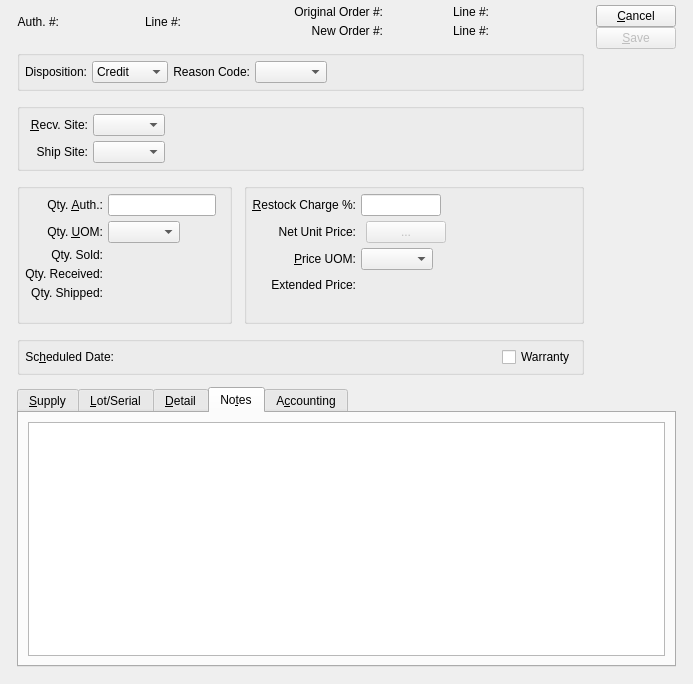
Qt form xtuple/trunk/guiclient/returnAuthorizationItem.ui (WooodHead/xtuple) before a commit.
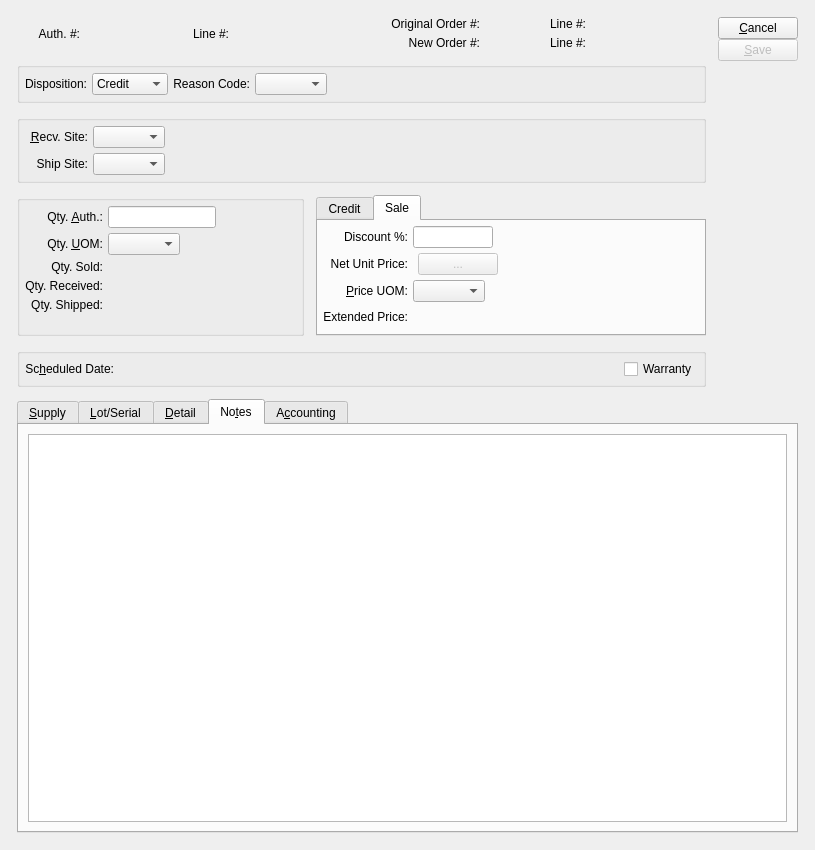
The same form after that commit. The open tabs and pages were chosen to show the change. Custom widgets are drawn as their Qt base class.

The edit to the form file:
```diff
--- a/xtuple/trunk/guiclient/returnAuthorizationItem.ui
+++ b/xtuple/trunk/guiclient/returnAuthorizationItem.ui
@@ -16,8 +16,8 @@
    <rect>
     <x>0</x>
     <y>0</y>
-    <width>693</width>
-    <height>684</height>
+    <width>815</width>
+    <height>850</height>
    </rect>
   </property>
   <property name="sizePolicy" >
@@ -35,22 +35,18 @@
   <property name="windowTitle" >
    <string>Return Authorization Item</string>
   </property>
-  <layout class="QGridLayout" >
+  <layout class="QGridLayout" name="gridLayout_5" >
    <item row="0" column="0" >
-    <layout class="QGridLayout" >
-     <property name="leftMargin" >
+    <layout class="QGridLayout" name="gridLayout_4" >
+     <property name="margin" >
       <number>12</number>
      </property>
-     <property name="rightMargin" >
+     <property name="spacing" >
       <number>12</number>
      </property>
-     <property name="bottomMargin" >
-      <number>12</number>
-     </property>
-     <property name="horizontalSpacing" >
-      <number>12</number>
-     </property>
-     <property name="verticalSpacing" >
+     <item row="0" column="0" >
+      <layout class="QGridLayout" name="gridLayout_3" >
+       <property name="spacing" >
       <number>12</number>
      </property>
      <item row="0" column="0" >
@@ -218,15 +214,15 @@
        <property name="orientation" >
         <enum>Qt::Horizontal</enum>
        </property>
-       <property name="sizeHint" >
+         <property name="sizeHint" stdset="0" >
         <size>
-         <width>39</width>
-         <height>10</height>
+           <width>53</width>
+           <height>13</height>
         </size>
        </property>
       </spacer>
      </item>
-     <item rowspan="4" row="0" column="7" >
+       <item rowspan="5" row="0" column="7" >
       <layout class="QVBoxLayout" >
        <property name="spacing" >
         <number>0</number>
@@ -351,9 +347,9 @@
           <property name="orientation" >
            <enum>Qt::Horizontal</enum>
           </property>
-          <property name="sizeHint" >
+            <property name="sizeHint" stdset="0" >
            <size>
-            <width>41</width>
+              <width>0</width>
             <height>20</height>
            </size>
           </property>
@@ -401,19 +397,6 @@
                 </property>
                </widget>
               </item>
-              <item row="2" column="1" >
-               <spacer>
-                <property name="orientation" >
-                 <enum>Qt::Vertical</enum>
-                </property>
-                <property name="sizeHint" >
-                 <size>
-                  <width>20</width>
-                  <height>0</height>
-                 </size>
-                </property>
-               </spacer>
-              </item>
               <item row="1" column="1" >
                <widget class="WComboBox" name="_shipWhs" />
               </item>
@@ -427,6 +410,19 @@
                 </property>
                </widget>
               </item>
+                <item row="2" column="1" >
+                 <spacer>
+                  <property name="orientation" >
+                   <enum>Qt::Vertical</enum>
+                  </property>
+                  <property name="sizeHint" stdset="0" >
+                   <size>
+                    <width>20</width>
+                    <height>0</height>
+                   </size>
+                  </property>
+                 </spacer>
+                </item>
              </layout>
             </item>
            </layout>
@@ -600,10 +596,10 @@
               <property name="orientation" >
                <enum>Qt::Vertical</enum>
               </property>
-              <property name="sizeHint" >
+                <property name="sizeHint" stdset="0" >
                <size>
-                <width>191</width>
-                <height>16</height>
+                  <width>20</width>
+                  <height>0</height>
                </size>
               </property>
              </spacer>
@@ -615,9 +611,9 @@
             <property name="orientation" >
              <enum>Qt::Horizontal</enum>
             </property>
-            <property name="sizeHint" >
+              <property name="sizeHint" stdset="0" >
              <size>
-              <width>40</width>
+                <width>0</width>
               <height>20</height>
              </size>
             </property>
@@ -629,11 +625,15 @@
       </widget>
      </item>
      <item row="3" column="4" colspan="3" >
-      <widget class="QGroupBox" name="_amountGroup" >
-       <property name="title" >
-        <string/>
-       </property>
-       <layout class="QGridLayout" >
+        <widget class="QTabWidget" name="_priceTab" >
+         <property name="currentIndex" >
+          <number>0</number>
+         </property>
+         <widget class="QWidget" name="_creditTab" >
+          <attribute name="title" >
+           <string>Credit</string>
+          </attribute>
+          <layout class="QGridLayout" name="gridLayout" >
         <item row="0" column="0" >
          <layout class="QVBoxLayout" >
           <item>
@@ -680,9 +680,9 @@
                 <property name="orientation" >
                  <enum>Qt::Horizontal</enum>
                 </property>
-                <property name="sizeHint" >
+                   <property name="sizeHint" stdset="0" >
                  <size>
-                  <width>40</width>
+                     <width>0</width>
                   <height>20</height>
                  </size>
                 </property>
@@ -723,9 +723,9 @@
                 <property name="orientation" >
                  <enum>Qt::Horizontal</enum>
                 </property>
-                <property name="sizeHint" >
+                   <property name="sizeHint" stdset="0" >
                  <size>
-                  <width>40</width>
+                     <width>0</width>
                   <height>20</height>
                  </size>
                 </property>
@@ -770,9 +770,9 @@
                 <property name="orientation" >
                  <enum>Qt::Horizontal</enum>
                 </property>
-                <property name="sizeHint" >
+                   <property name="sizeHint" stdset="0" >
                  <size>
-                  <width>40</width>
+                     <width>0</width>
                   <height>20</height>
                  </size>
                 </property>
@@ -803,9 +803,9 @@
                 <property name="orientation" >
                  <enum>Qt::Horizontal</enum>
                 </property>
-                <property name="sizeHint" >
+                   <property name="sizeHint" stdset="0" >
                  <size>
-                  <width>40</width>
+                     <width>0</width>
                   <height>20</height>
                  </size>
                 </property>
@@ -841,6 +841,220 @@
          </layout>
         </item>
        </layout>
+         </widget>
+         <widget class="QWidget" name="_saleTab" >
+          <attribute name="title" >
+           <string>Sale</string>
+          </attribute>
+          <layout class="QGridLayout" name="gridLayout_2" >
+           <item row="0" column="0" >
+            <layout class="QVBoxLayout" name="_2" >
+             <item>
+              <layout class="QGridLayout" name="_3" >
+               <item row="0" column="0" >
+                <widget class="QLabel" name="_discountFromSalePrcntLit_2" >
+                 <property name="text" >
+                  <string>Discount %:</string>
+                 </property>
+                 <property name="alignment" >
+                  <set>Qt::AlignRight|Qt::AlignTrailing|Qt::AlignVCenter</set>
+                 </property>
+                 <property name="buddy" >
+                  <cstring>_discountFromSale</cstring>
+                 </property>
+                </widget>
+               </item>
+               <item row="0" column="1" >
+                <layout class="QHBoxLayout" name="_4" >
+                 <item>
+                  <widget class="XLineEdit" name="_saleDiscountFromSale" >
+                   <property name="sizePolicy" >
+                    <sizepolicy vsizetype="Fixed" hsizetype="Preferred" >
+                     <horstretch>0</horstretch>
+                     <verstretch>0</verstretch>
+                    </sizepolicy>
+                   </property>
+                   <property name="maximumSize" >
+                    <size>
+                     <width>80</width>
+                     <height>32767</height>
+                    </size>
+                   </property>
+                   <property name="focusPolicy" >
+                    <enum>Qt::StrongFocus</enum>
+                   </property>
+                   <property name="alignment" >
+                    <set>Qt::AlignRight</set>
+                   </property>
+                  </widget>
+                 </item>
+                 <item>
+                  <spacer>
+                   <property name="orientation" >
+                    <enum>Qt::Horizontal</enum>
+                   </property>
+                   <property name="sizeHint" stdset="0" >
+                    <size>
+                     <width>0</width>
+                     <height>20</height>
+                    </size>
+                   </property>
+                  </spacer>
+                 </item>
+                </layout>
+               </item>
+               <item row="1" column="1" >
+                <layout class="QHBoxLayout" name="_5" >
+                 <item>
+                  <widget class="CurrCluster" name="_saleNetUnitPrice" >
+                   <property name="focusPolicy" >
+                    <enum>Qt::StrongFocus</enum>
+                   </property>
+                   <property name="format" >
+                    <enum>CurrDisplay::Cost</enum>
+                   </property>
+                   <property name="currencyEditable" stdset="0" >
+                    <bool>false</bool>
+                   </property>
+                  </widget>
+                 </item>
+                 <item>
+                  <widget class="QPushButton" name="_listPrices_2" >
+                   <property name="enabled" >
+                    <bool>false</bool>
+                   </property>
+                   <property name="focusPolicy" >
+                    <enum>Qt::NoFocus</enum>
+                   </property>
+                   <property name="text" >
+                    <string>...</string>
+                   </property>
+                  </widget>
+                 </item>
+                 <item>
+                  <spacer>
+                   <property name="orientation" >
+                    <enum>Qt::Horizontal</enum>
+                   </property>
+                   <property name="sizeHint" stdset="0" >
+                    <size>
+                     <width>0</width>
+                     <height>20</height>
+                    </size>
+                   </property>
+                  </spacer>
+                 </item>
+                </layout>
+               </item>
+               <item row="1" column="0" >
+                <widget class="QLabel" name="_netUnitPriceLit_2" >
+                 <property name="text" >
+                  <string>Net Unit Price:</string>
+                 </property>
+                 <property name="alignment" >
+                  <set>Qt::AlignRight|Qt::AlignTrailing|Qt::AlignVCenter</set>
+                 </property>
+                </widget>
+               </item>
+               <item row="2" column="0" >
+                <widget class="QLabel" name="_priceUOMLit_2" >
+                 <property name="text" >
+                  <string>&amp;Price UOM:</string>
+                 </property>
+                 <property name="alignment" >
+                  <set>Qt::AlignRight|Qt::AlignTrailing|Qt::AlignVCenter</set>
+                 </property>
+                 <property name="buddy" >
+                  <cstring>_pricingUOM</cstring>
+                 </property>
+                </widget>
+               </item>
+               <item row="2" column="1" >
+                <layout class="QHBoxLayout" name="_6" >
+                 <item>
+                  <widget class="XComboBox" name="_saleSalePricingUOM" >
+                   <property name="focusPolicy" >
+                    <enum>Qt::WheelFocus</enum>
+                   </property>
+                  </widget>
+                 </item>
+                 <item>
+                  <spacer>
+                   <property name="orientation" >
+                    <enum>Qt::Horizontal</enum>
+                   </property>
+                   <property name="sizeHint" stdset="0" >
+                    <size>
+                     <width>0</width>
+                     <height>20</height>
+                    </size>
+                   </property>
+                  </spacer>
+                 </item>
+                </layout>
+               </item>
+               <item row="3" column="1" >
+                <layout class="QHBoxLayout" name="_7" >
+                 <item>
+                  <widget class="CurrCluster" name="_saleExtendedPrice" >
+                   <property name="focusPolicy" >
+                    <enum>Qt::NoFocus</enum>
+                   </property>
+                   <property name="currencyEditable" stdset="0" >
+                    <bool>false</bool>
+                   </property>
+                   <property name="currencyVisible" >
+                    <bool>false</bool>
+                   </property>
+                   <property name="enabled" >
+                    <bool>false</bool>
+                   </property>
+                  </widget>
+                 </item>
+                 <item>
+                  <spacer>
+                   <property name="orientation" >
+                    <enum>Qt::Horizontal</enum>
+                   </property>
+                   <property name="sizeHint" stdset="0" >
+                    <size>
+                     <width>0</width>
+                     <height>20</height>
+                    </size>
+                   </property>
+                  </spacer>
+                 </item>
+                </layout>
+               </item>
+               <item row="3" column="0" >
+                <widget class="QLabel" name="_extendedPriceLit_2" >
+                 <property name="text" >
+                  <string>Extended Price:</string>
+                 </property>
+                 <property name="alignment" >
+                  <set>Qt::AlignRight|Qt::AlignTrailing|Qt::AlignVCenter</set>
+                 </property>
+                </widget>
+               </item>
+              </layout>
+             </item>
+             <item>
+              <spacer>
+               <property name="orientation" >
+                <enum>Qt::Vertical</enum>
+               </property>
+               <property name="sizeHint" stdset="0" >
+                <size>
+                 <width>20</width>
+                 <height>0</height>
+                </size>
+               </property>
+              </spacer>
+             </item>
+            </layout>
+           </item>
+          </layout>
+         </widget>
       </widget>
      </item>
      <item row="4" column="0" colspan="7" >
@@ -874,9 +1088,9 @@
           <property name="orientation" >
            <enum>Qt::Horizontal</enum>
           </property>
-          <property name="sizeHint" >
+            <property name="sizeHint" stdset="0" >
            <size>
-            <width>51</width>
+              <width>0</width>
             <height>20</height>
            </size>
           </property>
@@ -895,7 +1109,9 @@
        </layout>
       </widget>
      </item>
-     <item row="5" column="0" colspan="8" >
+      </layout>
+     </item>
+     <item row="1" column="0" >
       <widget class="QTabWidget" name="_tab" >
        <property name="sizePolicy" >
         <sizepolicy vsizetype="Expanding" hsizetype="Expanding" >
@@ -1615,22 +1831,10 @@
          <string>No&amp;tes</string>
         </attribute>
         <layout class="QGridLayout" >
-         <property name="leftMargin" >
+         <property name="margin" >
           <number>9</number>
          </property>
-         <property name="topMargin" >
-          <number>9</number>
-         </property>
-         <property name="rightMargin" >
-          <number>9</number>
-         </property>
-         <property name="bottomMargin" >
-          <number>9</number>
-         </property>
-         <property name="horizontalSpacing" >
-          <number>6</number>
-         </property>
-         <property name="verticalSpacing" >
+         <property name="spacing" >
           <number>6</number>
          </property>
          <item row="0" column="0" >
```
Left out of the diff: 37 changed lines with no effect on the pictures. Lines whose indentation alone changed are shown as unchanged.
